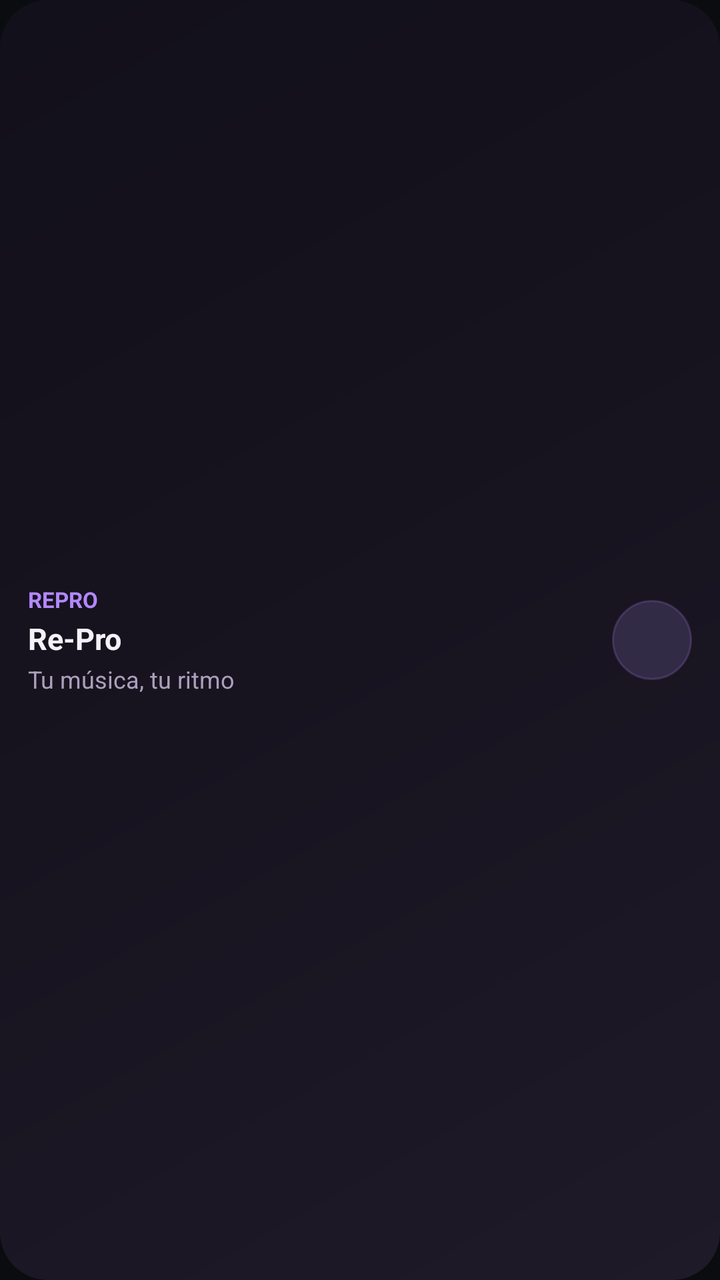
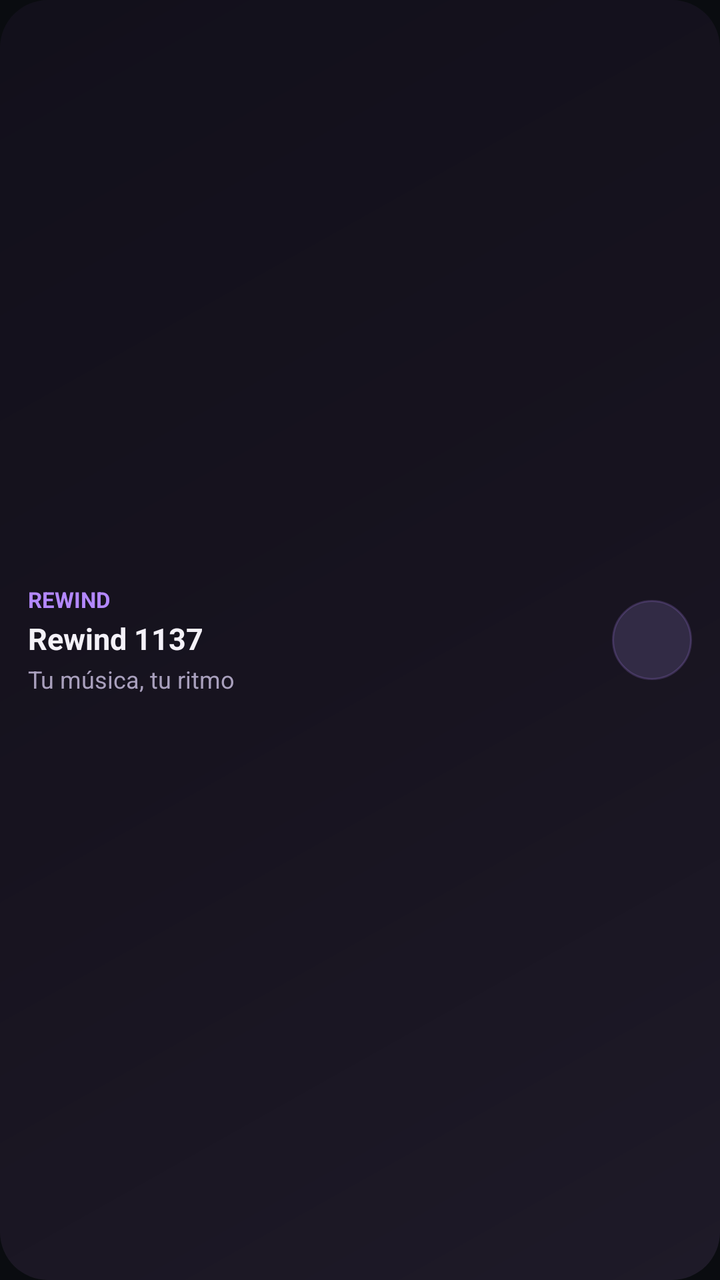

The first picture is an Android layout as it rendered before a commit; the second is the same layout after the commit. The layout source and the unified diff follow.
<!-- AndroidManifest.xml: application theme Theme.RePro -->
<!-- res/layout/widget_initial_layout.xml -->
<?xml version="1.0" encoding="utf-8"?>
<FrameLayout xmlns:android="http://schemas.android.com/apk/res/android"
    android:layout_width="match_parent"
    android:layout_height="match_parent"
    android:background="@drawable/widget_bg_card"
    android:padding="14dp">

    <LinearLayout
        android:layout_width="match_parent"
        android:layout_height="wrap_content"
        android:layout_gravity="center_vertical"
        android:orientation="vertical">

        <TextView
            android:layout_width="wrap_content"
            android:layout_height="wrap_content"
            android:paddingBottom="2dp"
            android:textColor="#FFB388FE"
            android:textSize="11sp"
            android:textStyle="bold"
            android:text="REPRO" />

        <TextView
            android:layout_width="wrap_content"
            android:layout_height="wrap_content"
            android:textColor="#FFF4F1F8"
            android:textSize="15sp"
            android:textStyle="bold"
            android:text="Re-Pro"
            android:paddingBottom="2dp" />

        <TextView
            android:layout_width="wrap_content"
            android:layout_height="wrap_content"
            android:textColor="#FFA9A0BD"
            android:textSize="12sp"
            android:text="Tu música, tu ritmo" />
    </LinearLayout>

    <View
        android:layout_width="40dp"
        android:layout_height="40dp"
        android:layout_gravity="center_vertical|end"
        android:background="@drawable/widget_bg_btn" />
</FrameLayout>
<!-- resources referenced by this layout -->
<resources>
  <!-- drawable widget_bg_btn (drawable) -->
  <?xml version="1.0" encoding="utf-8"?>
  <shape xmlns:android="http://schemas.android.com/apk/res/android"
      android:shape="oval">
      <solid android:color="#FF322B45" />
      <stroke
          android:width="1dp"
          android:color="#33B388FE" />
  </shape>
  <!-- drawable widget_bg_card (drawable) -->
  <?xml version="1.0" encoding="utf-8"?>
  <shape xmlns:android="http://schemas.android.com/apk/res/android"
      android:shape="rectangle">
      <gradient
          android:angle="135"
          android:startColor="#FF1E1A28"
          android:centerColor="#FF17131F"
          android:endColor="#FF12101B" />
      <corners android:radius="24dp" />
  </shape>
  <style name="Theme.RePro" parent="android:Theme.Material.NoActionBar">
          <item name="android:windowBackground">@color/launch_window_bg</item>
      </style>
  <color name="launch_window_bg">#FF0A0C10</color>
</resources>

<!-- the commit's change to res/layout/widget_initial_layout.xml (unified diff, before → after) -->
@@ -18,7 +18,7 @@
             android:textColor="#FFB388FE"
             android:textSize="11sp"
             android:textStyle="bold"
-            android:text="REPRO" />
+            android:text="REWIND" />
 
         <TextView
             android:layout_width="wrap_content"
@@ -26,7 +26,7 @@
             android:textColor="#FFF4F1F8"
             android:textSize="15sp"
             android:textStyle="bold"
-            android:text="Re-Pro"
+            android:text="Rewind 1137"
             android:paddingBottom="2dp" />
 
         <TextView
